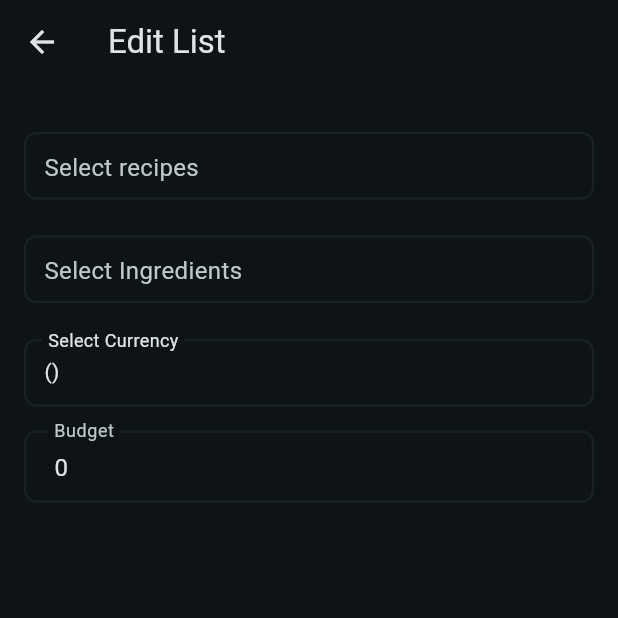
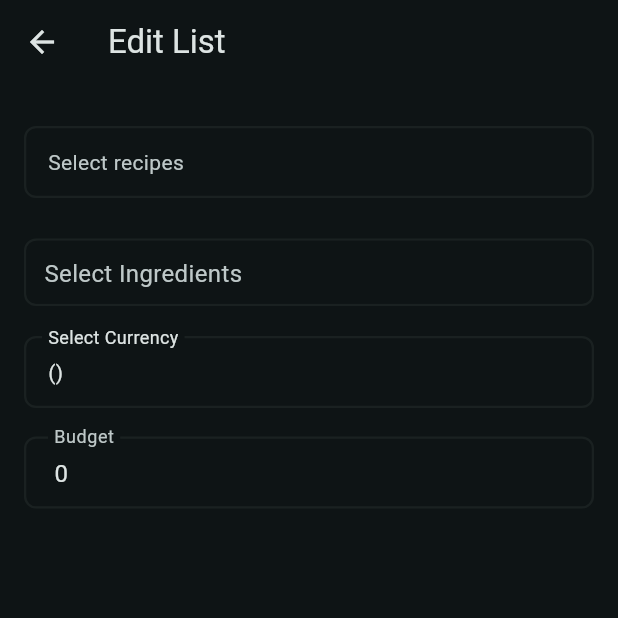
Before and after one commit to felicetteapp/recipes-flutter, a Flutter app: the EditListModal screen opened directly with empty values, on a phone screen of 412 x 824 dp, the top half of it. Run offline on Flutter 3.47's test engine with Material 3 defaults, Android fonts, the phone set to English and light mode, and no system bars; our stand-ins replace cloud_firestore, firebase_auth, firebase_core, get; accounts and stored records are empty; Roboto replaces fonts that are missing (NunitoSans).

Commit message:
feat: Implement ingredient selection functionality with modal and controller

```diff
--- a/lib/app/common/widgets/appbar/appbar.dart
+++ b/lib/app/common/widgets/appbar/appbar.dart
@@ -24,7 +24,6 @@ class FRAppbar extends StatelessWidget implements PreferredSizeWidget {
       backgroundColor: selectingMode ? Get.theme.colorScheme.secondary : null,
       foregroundColor: selectingMode ? Get.theme.colorScheme.onSecondary : null,
       title: title,
-      centerTitle: true,
       leading: getLeading(context),
       actions: actions,
     );
--- /dev/null
+++ b/lib/app/common/widgets/ingredient_select/ingredient_select_controller.dart
@@ -0,0 +1,62 @@
+import 'dart:async';
+import 'dart:developer';
+
+import 'package:get/get.dart';
+import 'package:recipes_flutter/app/data/models/ingredient_models.dart';
+import 'package:recipes_flutter/app/data/models/recipe_models.dart';
+import 'package:recipes_flutter/app/services/ingredients_service.dart';
+
+class IngredientSelectController extends GetxController {
+  final RxList<BasicIngredientQuantity> selectedItems = RxList.empty();
+  final IngredientsService ingredientsService = Get.find<IngredientsService>();
+  final List<BasicIngredientQuantity> value;
+  final String Function(BasicIngredientQuantity) itemLabelBuilder;
+  final String label;
+
+  final RxList<FRIngredient> items = RxList.empty();
+
+  StreamSubscription<List<FRIngredient>>? _itemsSubscription;
+  StreamSubscription<List<BasicIngredientQuantity>>? _selectedSubscription;
+
+  final void Function(List<BasicIngredientQuantity>) onChanged;
+
+  IngredientSelectController({
+    required this.itemLabelBuilder,
+    required this.label,
+    required this.value,
+    required this.onChanged,
+  });
+
+  @override
+  void onInit() {
+    super.onInit();
+    selectedItems.assignAll(value);
+
+    items.assignAll(ingredientsService.ingredients);
+
+    _itemsSubscription = ingredientsService.ingredients.listen((
+      ingredientList,
+    ) {
+      log(
+        'IngredientSelectController: Received ${ingredientList.length} ingredients',
+        name: 'IngredientSelectController',
+      );
+      items.assignAll(ingredientList);
+    });
+
+    _selectedSubscription = selectedItems.listen((selectedList) {
+      log(
+        'IngredientSelectController: selectedItems changed, count=${selectedList.length}',
+        name: 'IngredientSelectController',
+      );
+      onChanged(selectedList);
+    });
+  }
+
+  @override
+  void onClose() {
+    _itemsSubscription?.cancel();
+    _selectedSubscription?.cancel();
+    super.onClose();
+  }
+}
--- /dev/null
+++ b/lib/app/common/widgets/ingredient_select/ingredient_select_view.dart
@@ -0,0 +1,136 @@
+import 'package:flutter/material.dart';
+import 'package:get/get.dart';
+import 'package:recipes_flutter/app/common/widgets/ingredient_select/ingredient_select_modal_view.dart';
+import 'package:recipes_flutter/app/data/models/ingredient_models.dart';
+import 'package:recipes_flutter/app/data/models/recipe_models.dart';
+
+import 'ingredient_select_controller.dart';
+
+class IngredientSelect extends StatelessWidget {
+  final List<FRIngredient> items;
+  final List<BasicIngredientQuantity> value;
+  final String Function(BasicIngredientQuantity) itemLabelBuilder;
+  final void Function(List<BasicIngredientQuantity>) onChanged;
+  final Future<FRIngredient> Function(String)? createItem;
+  final bool isMulti;
+  final String label;
+  const IngredientSelect({
+    super.key,
+    required this.items,
+    required this.value,
+    required this.itemLabelBuilder,
+    required this.onChanged,
+    required this.isMulti,
+    required this.label,
+    this.createItem,
+  });
+
+  @override
+  Widget build(BuildContext context) {
+    final controller = Get.put(
+      IngredientSelectController(
+        itemLabelBuilder: itemLabelBuilder,
+        label: label,
+        value: value,
+        onChanged: onChanged,
+      ),
+    );
+    return Stack(
+      children: [
+        Container(
+          margin: EdgeInsets.only(top: 8),
+          decoration: BoxDecoration(
+            border: Border.all(
+              color: Get.theme.colorScheme.surfaceContainer,
+              width: 1.5,
+            ),
+            borderRadius: BorderRadius.circular(8),
+          ),
+          child: Expanded(
+            child: LayoutBuilder(
+              builder: (context, constraints) {
+                return Material(
+                  shape: RoundedRectangleBorder(
+                    borderRadius: BorderRadius.circular(8),
+                  ),
+                  child: InkWell(
+                    borderRadius: BorderRadius.circular(8),
+                    onTap: () {
+                      Get.dialog(
+                        IngredientSelectModalView(controller: controller),
+                        useSafeArea: false,
+                      );
+                    },
+                    child: Container(
+                      constraints: BoxConstraints(
+                        minHeight: 42,
+                        minWidth: constraints.maxWidth,
+                      ),
+                      padding: EdgeInsets.symmetric(
+                        horizontal: 12,
+                        vertical: 10,
+                      ),
+                      child: Obx(
+                        () => Text(
+                          maxLines: 1,
+                          overflow: TextOverflow.ellipsis,
+                          controller.selectedItems
+                              .map((e) => controller.itemLabelBuilder(e))
+                              .join(', '),
+                        ),
+                      ),
+                    ),
+                  ),
+                );
+              },
+            ),
+          ),
+        ),
+        Positioned(
+          left: 1.5,
+          top: 10,
+          child: Obx(
+            () => Visibility(
+              visible: controller.selectedItems.isEmpty,
+              child: IgnorePointer(
+                child: Container(
+                  padding: EdgeInsets.symmetric(horizontal: 12, vertical: 10),
+                  child: Text(
+                    label,
+                    style: TextStyle(
+                      fontSize: 16,
+                      color: Get.theme.colorScheme.onSurfaceVariant,
+                    ),
+                  ),
+                ),
+              ),
+            ),
+          ),
+        ),
+        Positioned(
+          left: 12,
+          top: -4,
+          child: Obx(
+            () => Visibility(
+              visible: controller.selectedItems.isNotEmpty,
+              child: Container(
+                padding: EdgeInsets.symmetric(horizontal: 4, vertical: 4),
+                decoration: BoxDecoration(
+                  color: Theme.of(context).scaffoldBackgroundColor,
+                  borderRadius: BorderRadius.circular(4),
+                ),
+                child: Text(
+                  label,
+                  style: TextStyle(
+                    fontSize: 12,
+                    color: Get.theme.colorScheme.onSurface,
+                  ),
+                ),
+              ),
+            ),
+          ),
+        ),
+      ],
+    );
+  }
+}
--- a/lib/app/common/widgets/select/select.dart
+++ b/lib/app/common/widgets/select/select.dart
@@ -1,3 +1,5 @@
+import 'dart:developer';
+
 import 'package:flutter/material.dart';
 import 'package:get/get.dart';
 import 'package:recipes_flutter/app/common/widgets/select/select_controller.dart';
@@ -22,8 +24,13 @@ class FRSelect<T> extends StatelessWidget {
     this.createItem,
   });
 
+  void afterInit(SelectController<T> controller) {
+    controller.items.assignAll(items);
+  }
+
   @override
   Widget build(BuildContext context) {
+    log(items.length.toString(), name: 'FRSelect<$T>');
     final controller = Get.put(
       SelectController<T>(
         itemLabelBuilder: itemLabelBuilder,
@@ -34,24 +41,27 @@ class FRSelect<T> extends StatelessWidget {
         createItem: createItem,
         isMulti: isMulti,
       ),
+      tag: 'FRSelect_$key',
     );
 
+    WidgetsBinding.instance.addPostFrameCallback((_) {
+      afterInit(controller);
+    });
+
+    return LayoutBuilder(
+      builder: (context, constraints) {
         return Stack(
           children: [
-        Container(
-          margin: EdgeInsets.only(top: 8),
-          decoration: BoxDecoration(
-            border: Border.all(
+            SizedBox(height: 55, width: double.infinity),
+            Positioned(
+              top: 4,
+              height: 48,
+              child: Material(
+                shape: RoundedRectangleBorder(
+                  side: BorderSide(
                     color: Get.theme.colorScheme.surfaceContainer,
                     width: 1.5,
                   ),
-            borderRadius: BorderRadius.circular(8),
-          ),
-          child: Expanded(
-            child: LayoutBuilder(
-              builder: (context, constraints) {
-                return Material(
-                  shape: RoundedRectangleBorder(
                   borderRadius: BorderRadius.circular(8),
                 ),
                 child: InkWell(
@@ -63,14 +73,16 @@ class FRSelect<T> extends StatelessWidget {
                       useSafeArea: false,
                     );
                   },
-                    child: Container(
+                  child: Builder(
+                    builder: (context) {
+                      return Container(
                         constraints: BoxConstraints(
-                        minHeight: 42,
                           minWidth: constraints.maxWidth,
+                          maxWidth: constraints.maxWidth,
                         ),
                         padding: EdgeInsets.symmetric(
-                        horizontal: 12,
-                        vertical: 10,
+                          horizontal: 16,
+                          vertical: 14,
                         ),
                         child: Obx(
                           () => Text(
@@ -81,26 +93,26 @@ class FRSelect<T> extends StatelessWidget {
                                 .join(', '),
                           ),
                         ),
-                    ),
-                  ),
                       );
                     },
                   ),
                 ),
               ),
+            ),
             Positioned(
-          left: 1.5,
-          top: 10,
+              top: 4,
               child: Obx(
                 () => Visibility(
                   visible: controller.selectedItems.isEmpty,
                   child: IgnorePointer(
                     child: Container(
-                  padding: EdgeInsets.symmetric(horizontal: 12, vertical: 10),
+                      padding: EdgeInsets.symmetric(
+                        horizontal: 16,
+                        vertical: 14,
+                      ),
                       child: Text(
                         label,
                         style: TextStyle(
-                      fontSize: 16,
                           color: Get.theme.colorScheme.onSurfaceVariant,
                         ),
                       ),
@@ -111,7 +123,7 @@ class FRSelect<T> extends StatelessWidget {
             ),
             Positioned(
               left: 12,
-          top: -4,
+              top: -5,
               child: Obx(
                 () => Visibility(
                   visible: controller.selectedItems.isNotEmpty,
@@ -125,6 +137,7 @@ class FRSelect<T> extends StatelessWidget {
                       label,
                       style: TextStyle(
                         fontSize: 12,
+                        height: 1,
                         color: Get.theme.colorScheme.onSurface,
                       ),
                     ),
@@ -134,5 +147,7 @@ class FRSelect<T> extends StatelessWidget {
             ),
           ],
         );
+      },
+    );
   }
 }
--- a/lib/app/data/models/recipe_models.dart
+++ b/lib/app/data/models/recipe_models.dart
@@ -1,10 +1,21 @@
 import 'package:cloud_firestore/cloud_firestore.dart';
 
-class FRRecipeIngredient {
+class BasicIngredientQuantity {
   String ingredientId;
   String quantity;
 
-  FRRecipeIngredient({required this.ingredientId, required this.quantity});
+  BasicIngredientQuantity({required this.ingredientId, required this.quantity});
+
+  BasicIngredientQuantity copyWith({String? ingredientId, String? quantity}) {
+    return BasicIngredientQuantity(
+      ingredientId: ingredientId ?? this.ingredientId,
+      quantity: quantity ?? this.quantity,
+    );
+  }
+}
+
+class FRRecipeIngredient extends BasicIngredientQuantity {
+  FRRecipeIngredient({required super.ingredientId, required super.quantity});
 
   factory FRRecipeIngredient.fromMap(Map<String, dynamic> data) {
     return FRRecipeIngredient(
--- a/lib/app/modules/home/widgets/list/widgets/edit_list_modal/edit_list_modal_controller.dart
+++ b/lib/app/modules/home/widgets/list/widgets/edit_list_modal/edit_list_modal_controller.dart
@@ -1,6 +1,7 @@
 import 'package:flutter/widgets.dart';
 import 'package:get/get.dart';
 import 'package:recipes_flutter/app/common/translation_keys.dart';
+import 'package:recipes_flutter/app/data/models/group_models.dart';
 import 'package:recipes_flutter/app/data/models/ingredient_models.dart';
 import 'package:recipes_flutter/app/data/models/recipe_models.dart';
 import 'package:recipes_flutter/app/services/groups_service.dart';
@@ -38,6 +39,17 @@ class EditListModalController extends GetxController {
       localizationService.availableCurrencies;
 
   num get budget => groupsService.selectedGroup.value?.budget ?? 0;
+
+  List<FRCurrentIngredients> get ingredientsWithQuantities {
+    final selectedGroup = groupsService.selectedGroup.value;
+    if (selectedGroup == null) {
+      return [];
+    }
+    return selectedGroup.currentIngredients;
+  }
+
+  RxList<FRCurrentIngredients> selectedIngredientsWithQuantities =
+      RxList<FRCurrentIngredients>([]);
 
   EditListModalController({required this.groupId});
 
@@ -111,6 +123,7 @@ class EditListModalController extends GetxController {
               ? selectedCurrency[0]
               : selectedGroup.currency,
       currentRecipes: selectedRecipes.map((r) => r.id).toList(),
+      currentIngredients: selectedIngredientsWithQuantities.toList(),
     );
 
     try {
@@ -148,6 +161,18 @@ class EditListModalController extends GetxController {
     selectedRecipes.assignAll(currentRecipes);
     final currentCurrency = listCurrency;
     selectedCurrency.assignAll(currentCurrency);
+
+    Get.log(
+      'Initial selectedRecipes: ${selectedRecipes.map((e) => e.name).toList()}',
+    );
+
+    Get.log('Initial selectedCurrency: $selectedCurrency');
+
+    Get.log(
+      'Initial ingredientsWithQuantities: ${ingredientsWithQuantities.map((e) => '${e.ingredientId}:${e.quantity}').toList()}',
+    );
+
+    selectedIngredientsWithQuantities.assignAll(ingredientsWithQuantities);
   }
 
   @override
--- a/lib/app/services/api/group_api_service.dart
+++ b/lib/app/services/api/group_api_service.dart
@@ -56,6 +56,7 @@ class GroupApiService extends ApiService {
       'currency': data['currency'],
       'filters': data['filters'],
       'currentRecipes': data['currentRecipes'],
+      'currentIngredients': data['currentIngredients'],
     });
   }
 
```
Also changed, not shown: lib/app/common/widgets/ingredient_select/ingredient_select_modal_view.dart (added, +207 -0 lines), lib/app/data/models/group_models.dart (+5 -6 lines), lib/app/modules/home/widgets/list/widgets/edit_list_modal/edit_list_modal_view.dart (+30 -50 lines). Lines whose indentation alone changed are shown as unchanged.
